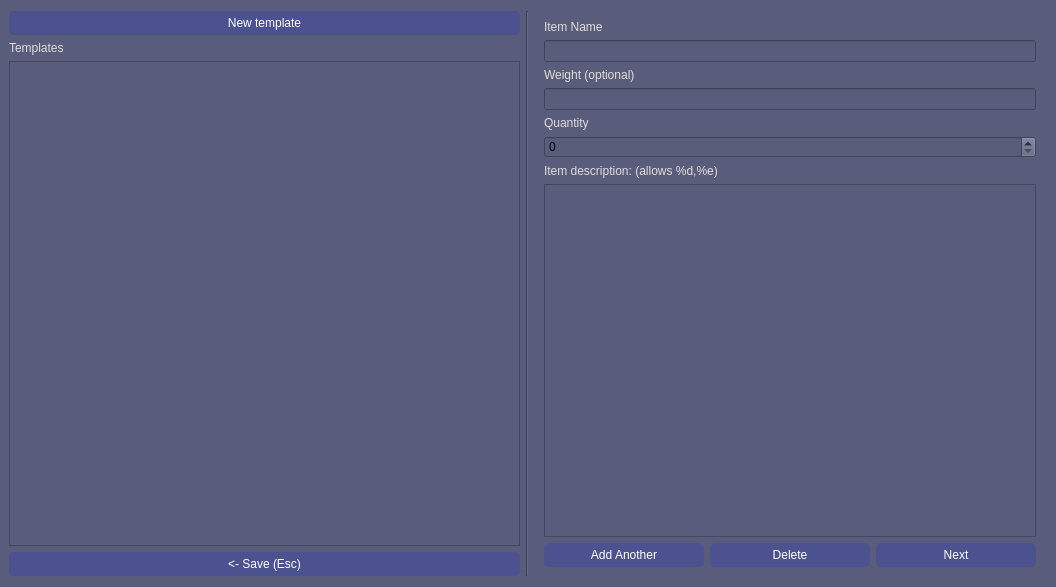
This is ui_files/Acadamy_Dialog.ui in nogasgofast/Adventure_Wrench as Qt 5 draws it before an edit. The edited form follows.
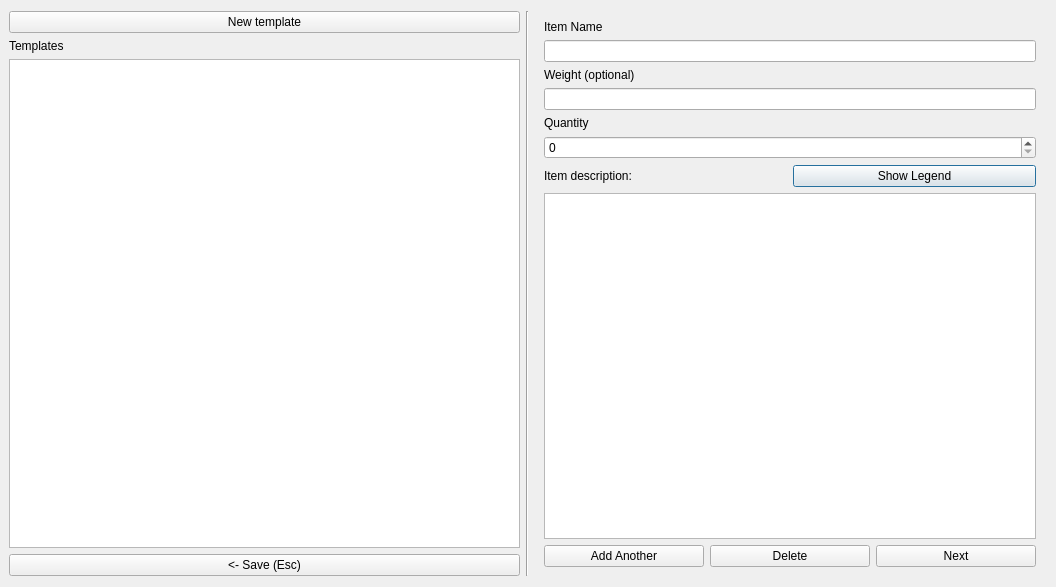
This is the edited form. The open tabs and pages were chosen to show the change. Icons and pictures are not drawn.

The edit to the form file:
```diff
--- a/ui_files/Acadamy_Dialog.ui
+++ b/ui_files/Acadamy_Dialog.ui
@@ -14,52 +14,7 @@
    <string>Acadamy</string>
   </property>
   <property name="styleSheet">
-   <string notr="true">QWidget {
-  color: black;
-  background-color: rgb(89, 92, 123);
-}
-
-QListWidget QTreeWidget{
-   color: #000;
-   selection-color: #FFF;
-   selection-background-color: #55A;
-}
-
-QListWidget::item:selected:!active{
-   color: #000;
-   selection-color: #FFF;
-   selection-background-color: #55A;
-}
-
-QTreeWidget::item:selected:!active{
-   color: #000;
-   selection-color: #FFF;
-   selection-background-color: #55A;
-}
-
-
-QToolTip {
-	border: 3px solid gray;
-	background-color: #39537d;
-    color: #FFF;
-}
-
-QLabel {
-color: rgb(222, 221, 218);
-}
-
-QPushButton {
-background-color: rgb(75, 82, 143);
-color: white;
-padding: 5px;
-border-color: rgb(75, 82, 143);
-border-width: 2px;
-border-radius: 5px;
-}
-
-QPushButton:pressed {
-    background-color: rgb(55, 62, 123);
-}</string>
+   <string notr="true"/>
   </property>
   <layout class="QHBoxLayout" name="horizontalLayout">
    <property name="leftMargin">
@@ -657,11 +612,22 @@
         <widget class="QSpinBox" name="spinBox_quantity_item"/>
        </item>
        <item>
-        <widget class="QLabel" name="label_description_item">
-         <property name="text">
-          <string>&lt;html&gt;&lt;head/&gt;&lt;body&gt;&lt;p&gt;Item description: (allows %d,%e) &lt;/p&gt;&lt;/body&gt;&lt;/html&gt;</string>
-         </property>
-        </widget>
+        <layout class="QHBoxLayout" name="HorizontalLayout_items">
+         <item>
+          <widget class="QLabel" name="label_description_item">
+           <property name="text">
+            <string>&lt;html&gt;&lt;head/&gt;&lt;body&gt;&lt;p&gt;Item description:&lt;/p&gt;&lt;/body&gt;&lt;/html&gt;</string>
+           </property>
+          </widget>
+         </item>
+         <item>
+          <widget class="QPushButton" name="pushButton_item_show_legend">
+           <property name="text">
+            <string>Show Legend</string>
+           </property>
+          </widget>
+         </item>
+        </layout>
        </item>
        <item>
         <widget class="QTextEdit" name="textEdit_description_item">
```
Left out of the diff: 82 changed lines with no effect on the pictures.
